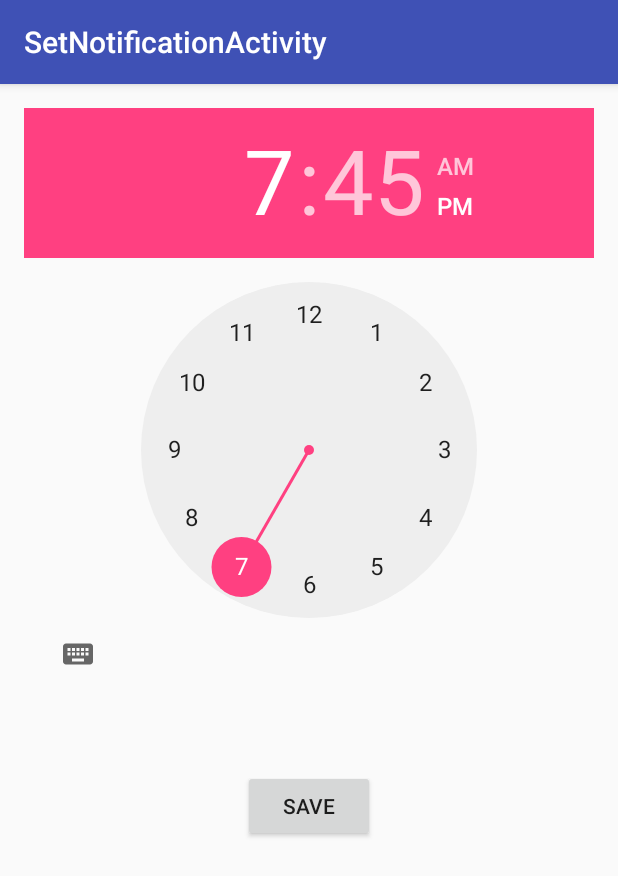
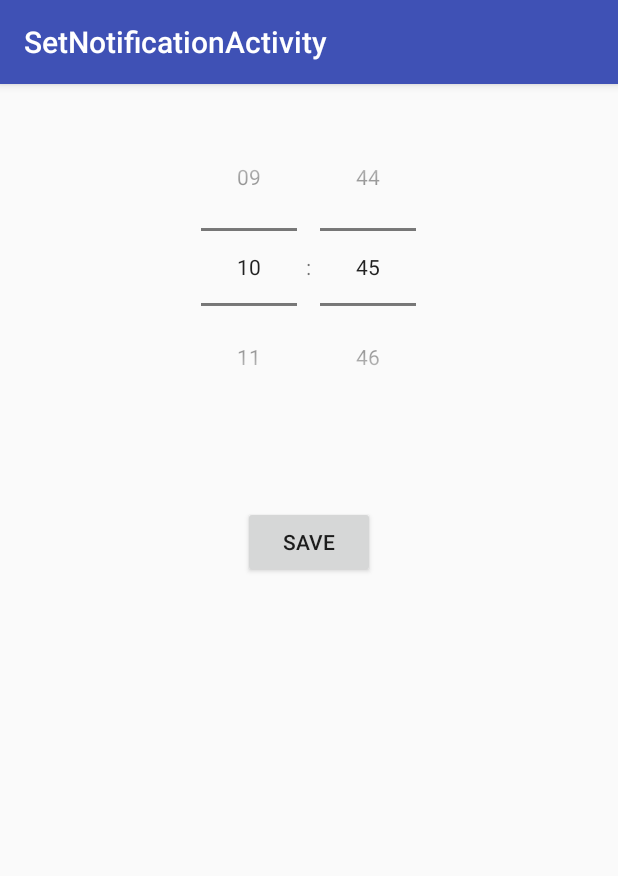
Before and after one commit to KimiBitanga/PhotoProgress, an Android app: the SetNotificationActivity screen opened directly, with no data from a screen before it, on a phone screen of 412 x 824 dp. Shown: the top 876 px of the screen. Run offline under Robolectric (Android 15) with nearby library versions, the phone set to English and light mode, and no system bars.

```diff
--- a/app/src/main/res/layout/content_set_notification.xml
+++ b/app/src/main/res/layout/content_set_notification.xml
@@ -12,21 +12,21 @@
     tools:context="com.secretproject.photoprogress.activities.SetNotificationActivity"
     tools:showIn="@layout/activity_set_notification">
 
-    <TimePicker
-        android:layout_width="wrap_content"
-        android:layout_height="wrap_content"
-        android:id="@+id/timePicker"
-        android:layout_alignParentTop="true"
-        android:layout_alignParentLeft="true"
-        android:layout_alignParentStart="true" />
-
     <Button
         android:layout_width="wrap_content"
         android:layout_height="wrap_content"
         android:text="@string/buttonSaveNotification_title"
         android:id="@+id/buttonSaveNotification"
-        android:onClick="triggerAlarm"
+        android:onClick="setNotification"
         android:layout_below="@+id/timePicker"
         android:layout_centerHorizontal="true"
         android:layout_marginTop="53dp" />
+
+    <TimePicker
+        android:layout_width="wrap_content"
+        android:layout_height="wrap_content"
+        android:id="@+id/timePicker"
+        android:timePickerMode="spinner"
+        android:layout_alignParentTop="true"
+        android:layout_centerHorizontal="true" />
 </RelativeLayout>
```
Also changed, not shown: app/src/main/java/com/secretproject/photoprogress/activities/SetNotificationActivity.java (+34 -13 lines).
